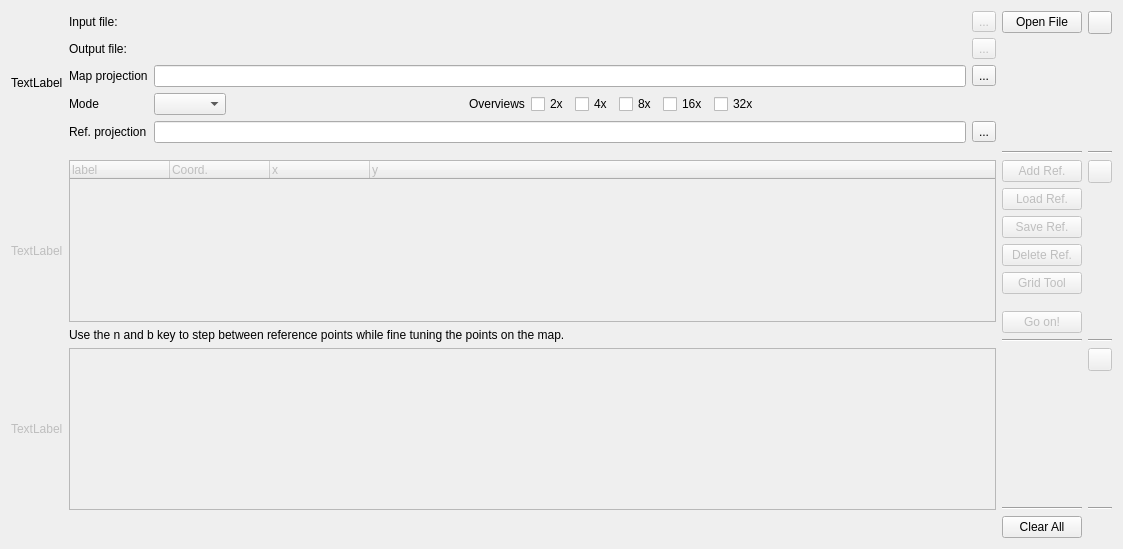
This is src/ICreateMapGeoTiff.ui in ntruchsess/QLandkarteGT as Qt 5 draws it before an edit. The edited form follows.
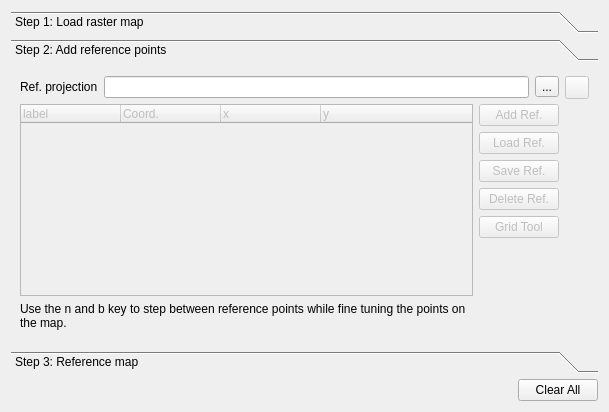
This is the edited form. The open tabs and pages were chosen to show the change. Custom widgets are drawn as their Qt base class.

The edit to the form file:
```diff
--- a/src/ICreateMapGeoTiff.ui
+++ b/src/ICreateMapGeoTiff.ui
@@ -6,25 +6,70 @@
    <rect>
     <x>0</x>
     <y>0</y>
-    <width>1123</width>
-    <height>549</height>
+    <width>609</width>
+    <height>384</height>
    </rect>
   </property>
   <property name="windowTitle">
    <string>Form</string>
   </property>
   <layout class="QGridLayout" name="gridLayout">
-   <item row="0" column="0">
-    <widget class="QLabel" name="labelStep1">
+   <item row="1" column="0">
+    <layout class="QHBoxLayout" name="horizontalLayout_8">
+     <item>
+      <spacer name="horizontalSpacer_4">
+       <property name="orientation">
+        <enum>Qt::Horizontal</enum>
+       </property>
+       <property name="sizeHint" stdset="0">
+        <size>
+         <width>40</width>
+         <height>20</height>
+        </size>
+       </property>
+      </spacer>
+     </item>
+     <item>
+      <widget class="QPushButton" name="pushClearAll">
      <property name="text">
-      <string>TextLabel</string>
+        <string>Clear All</string>
      </property>
     </widget>
    </item>
-   <item row="0" column="1">
-    <layout class="QVBoxLayout">
-     <item>
-      <layout class="QGridLayout">
+    </layout>
+   </item>
+   <item row="0" column="0">
+    <widget class="QToolBox" name="toolBox">
+     <property name="sizePolicy">
+      <sizepolicy hsizetype="Preferred" vsizetype="MinimumExpanding">
+       <horstretch>0</horstretch>
+       <verstretch>0</verstretch>
+      </sizepolicy>
+     </property>
+     <property name="frameShape">
+      <enum>QFrame::NoFrame</enum>
+     </property>
+     <property name="frameShadow">
+      <enum>QFrame::Plain</enum>
+     </property>
+     <widget class="QWidget" name="toolBoxStep1">
+      <property name="geometry">
+       <rect>
+        <x>0</x>
+        <y>0</y>
+        <width>585</width>
+        <height>213</height>
+       </rect>
+      </property>
+      <attribute name="label">
+       <string>Step 1: Load raster map</string>
+      </attribute>
+      <layout class="QGridLayout" name="gridLayout_5">
+       <item row="0" column="0">
+        <layout class="QGridLayout" name="gridLayout_4">
+         <property name="sizeConstraint">
+          <enum>QLayout::SetMinimumSize</enum>
+         </property>
        <item row="0" column="0">
         <widget class="QLabel" name="label_2">
          <property name="sizePolicy">
@@ -39,14 +84,37 @@
         </widget>
        </item>
        <item row="0" column="1">
-        <layout class="QHBoxLayout">
+          <layout class="QHBoxLayout" name="_4">
          <item>
           <widget class="QLabel" name="labelInputFile">
            <property name="text">
             <string/>
            </property>
            <property name="alignment">
-            <set>Qt::AlignLeading|Qt::AlignLeft|Qt::AlignTop</set>
+              <set>Qt::AlignLeading|Qt::AlignLeft|Qt::AlignVCenter</set>
+             </property>
+            </widget>
+           </item>
+           <item>
+            <spacer name="horizontalSpacer_3">
+             <property name="orientation">
+              <enum>Qt::Horizontal</enum>
+             </property>
+             <property name="sizeHint" stdset="0">
+              <size>
+               <width>40</width>
+               <height>20</height>
+              </size>
+             </property>
+            </spacer>
+           </item>
+           <item>
+            <widget class="QToolButton" name="pushOpenFile">
+             <property name="toolTip">
+              <string>open input file</string>
+             </property>
+             <property name="text">
+              <string notr="true">...</string>
            </property>
           </widget>
          </item>
@@ -56,10 +124,7 @@
             <bool>false</bool>
            </property>
            <property name="toolTip">
-            <string>&lt;html&gt;&lt;head&gt;&lt;meta name=&quot;qrichtext&quot; content=&quot;1&quot; /&gt;&lt;style type=&quot;text/css&quot;&gt;
-p, li { white-space: pre-wrap; }
-&lt;/style&gt;&lt;/head&gt;&lt;body style=&quot; font-family:'DejaVu Sans'; font-size:8pt; font-weight:400; font-style:normal;&quot;&gt;
-&lt;p style=&quot; margin-top:0px; margin-bottom:0px; margin-left:0px; margin-right:0px; -qt-block-indent:0; text-indent:0px;&quot;&gt;Reload file&lt;/p&gt;&lt;/body&gt;&lt;/html&gt;</string>
+              <string>reload input file</string>
            </property>
            <property name="text">
             <string>...</string>
@@ -82,7 +147,7 @@
         </widget>
        </item>
        <item row="1" column="1">
-        <layout class="QHBoxLayout">
+          <layout class="QHBoxLayout" name="_5">
          <item>
           <widget class="QLabel" name="labelOutputFile">
            <property name="text">
@@ -95,6 +160,9 @@
            <property name="enabled">
             <bool>false</bool>
            </property>
+             <property name="toolTip">
+              <string>select output file</string>
+             </property>
            <property name="text">
             <string>...</string>
            </property>
@@ -110,7 +178,7 @@
         </widget>
        </item>
        <item row="2" column="1">
-        <layout class="QHBoxLayout">
+          <layout class="QHBoxLayout" name="_6">
          <item>
           <widget class="QLineEdit" name="lineMapProjection"/>
          </item>
@@ -136,33 +204,6 @@
          </property>
         </widget>
        </item>
-       <item row="4" column="0">
-        <widget class="QLabel" name="label_5">
-         <property name="text">
-          <string>Ref. projection</string>
-         </property>
-        </widget>
-       </item>
-       <item row="4" column="1">
-        <layout class="QHBoxLayout" name="horizontalLayout">
-         <item>
-          <widget class="QLineEdit" name="lineGCPProjection"/>
-         </item>
-         <item>
-          <widget class="QToolButton" name="toolGCPProjWizard">
-           <property name="toolTip">
-            <string>&lt;html&gt;&lt;head&gt;&lt;meta name=&quot;qrichtext&quot; content=&quot;1&quot; /&gt;&lt;style type=&quot;text/css&quot;&gt;
-p, li { white-space: pre-wrap; }
-&lt;/style&gt;&lt;/head&gt;&lt;body style=&quot; font-family:'URW Gothic L'; font-size:9pt; font-weight:200; font-style:normal;&quot;&gt;
-&lt;p style=&quot; margin-top:0px; margin-bottom:0px; margin-left:0px; margin-right:0px; -qt-block-indent:0; text-indent:0px;&quot;&gt;Projection Wizard&lt;/p&gt;&lt;/body&gt;&lt;/html&gt;</string>
-           </property>
-           <property name="text">
-            <string>...</string>
-           </property>
-          </widget>
-         </item>
-        </layout>
-       </item>
        <item row="3" column="1">
         <layout class="QHBoxLayout" name="horizontalLayout_2">
          <item>
@@ -181,13 +222,17 @@
            </property>
           </spacer>
          </item>
-         <item>
+          </layout>
+         </item>
+         <item row="4" column="0">
           <widget class="QLabel" name="label_7">
            <property name="text">
             <string>Overviews</string>
            </property>
           </widget>
          </item>
+         <item row="4" column="1">
+          <layout class="QHBoxLayout" name="horizontalLayout_3">
          <item>
           <widget class="QCheckBox" name="check2x">
            <property name="text">
@@ -240,53 +285,7 @@
        </item>
       </layout>
      </item>
-     <item>
-      <spacer>
-       <property name="orientation">
-        <enum>Qt::Vertical</enum>
-       </property>
-       <property name="sizeHint" stdset="0">
-        <size>
-         <width>384</width>
-         <height>41</height>
-        </size>
-       </property>
-      </spacer>
-     </item>
-    </layout>
-   </item>
-   <item row="0" column="2">
-    <layout class="QVBoxLayout">
-     <item>
-      <widget class="QPushButton" name="pushOpenFile">
-       <property name="text">
-        <string>Open File</string>
-       </property>
-      </widget>
-     </item>
-     <item>
-      <spacer>
-       <property name="orientation">
-        <enum>Qt::Vertical</enum>
-       </property>
-       <property name="sizeHint" stdset="0">
-        <size>
-         <width>20</width>
-         <height>40</height>
-        </size>
-       </property>
-      </spacer>
-     </item>
-     <item>
-      <widget class="Line" name="line_6">
-       <property name="orientation">
-        <enum>Qt::Horizontal</enum>
-       </property>
-      </widget>
-     </item>
-    </layout>
-   </item>
-   <item row="0" column="3">
+       <item row="0" column="1">
     <layout class="QVBoxLayout">
      <item>
       <widget class="CHelpButton" name="helpStep1">
@@ -308,38 +307,87 @@
        </property>
       </spacer>
      </item>
-     <item>
-      <widget class="Line" name="line">
-       <property name="orientation">
-        <enum>Qt::Horizontal</enum>
-       </property>
-      </widget>
-     </item>
     </layout>
    </item>
    <item row="1" column="0">
-    <widget class="QLabel" name="labelStep2">
-     <property name="enabled">
-      <bool>false</bool>
-     </property>
+        <spacer name="verticalSpacer_4">
+         <property name="orientation">
+          <enum>Qt::Vertical</enum>
+         </property>
+         <property name="sizeHint" stdset="0">
+          <size>
+           <width>20</width>
+           <height>6</height>
+          </size>
+         </property>
+        </spacer>
+       </item>
+      </layout>
+     </widget>
+     <widget class="QWidget" name="toolBoxStep2">
+      <property name="geometry">
+       <rect>
+        <x>0</x>
+        <y>0</y>
+        <width>578</width>
+        <height>319</height>
+       </rect>
+      </property>
+      <attribute name="label">
+       <string>Step 2: Add reference points</string>
+      </attribute>
+      <layout class="QGridLayout" name="gridLayout_6">
+       <item row="0" column="0">
+        <layout class="QVBoxLayout" name="verticalLayout_2">
+         <property name="sizeConstraint">
+          <enum>QLayout::SetMinimumSize</enum>
+         </property>
+         <item>
+          <layout class="QHBoxLayout" name="horizontalLayout_4">
+           <item>
+            <widget class="QLabel" name="label_5">
      <property name="text">
-      <string>TextLabel</string>
+              <string>Ref. projection</string>
      </property>
     </widget>
    </item>
-   <item row="1" column="1">
-    <layout class="QVBoxLayout" name="verticalLayout">
      <item>
+            <widget class="QLineEdit" name="lineGCPProjection"/>
+           </item>
+           <item>
+            <widget class="QToolButton" name="toolGCPProjWizard">
+             <property name="toolTip">
+              <string>&lt;html&gt;&lt;head&gt;&lt;meta name=&quot;qrichtext&quot; content=&quot;1&quot; /&gt;&lt;style type=&quot;text/css&quot;&gt;
+p, li { white-space: pre-wrap; }
+&lt;/style&gt;&lt;/head&gt;&lt;body style=&quot; font-family:'URW Gothic L'; font-size:9pt; font-weight:200; font-style:normal;&quot;&gt;
+&lt;p style=&quot; margin-top:0px; margin-bottom:0px; margin-left:0px; margin-right:0px; -qt-block-indent:0; text-indent:0px;&quot;&gt;Projection Wizard&lt;/p&gt;&lt;/body&gt;&lt;/html&gt;</string>
+             </property>
+             <property name="text">
+              <string>...</string>
+             </property>
+            </widget>
+           </item>
+          </layout>
+         </item>
+         <item>
+          <layout class="QGridLayout" name="gridLayout_3">
+           <item row="0" column="0">
       <widget class="QTreeWidget" name="treeWidget">
        <property name="enabled">
         <bool>false</bool>
        </property>
        <property name="sizePolicy">
-        <sizepolicy hsizetype="Expanding" vsizetype="Expanding">
+              <sizepolicy hsizetype="Expanding" vsizetype="MinimumExpanding">
          <horstretch>0</horstretch>
          <verstretch>0</verstretch>
         </sizepolicy>
        </property>
+             <property name="minimumSize">
+              <size>
+               <width>0</width>
+               <height>150</height>
+              </size>
+             </property>
        <property name="selectionMode">
         <enum>QAbstractItemView::ExtendedSelection</enum>
        </property>
@@ -365,16 +413,7 @@
        </column>
       </widget>
      </item>
-     <item>
-      <widget class="QLabel" name="label_6">
-       <property name="text">
-        <string>Use the n and b key to step between reference points while fine tuning the points on the map.</string>
-       </property>
-      </widget>
-     </item>
-    </layout>
-   </item>
-   <item row="1" column="2">
+           <item row="0" column="1">
     <layout class="QVBoxLayout">
      <item>
       <widget class="QPushButton" name="pushAddRef">
@@ -434,31 +473,34 @@
        <property name="sizeHint" stdset="0">
         <size>
          <width>20</width>
-         <height>40</height>
+                 <height>1</height>
         </size>
        </property>
       </spacer>
      </item>
-     <item>
-      <widget class="QPushButton" name="pushGoOn">
-       <property name="enabled">
-        <bool>false</bool>
+            </layout>
+           </item>
+           <item row="1" column="0">
+            <widget class="QLabel" name="label_6">
+             <property name="sizePolicy">
+              <sizepolicy hsizetype="Preferred" vsizetype="MinimumExpanding">
+               <horstretch>0</horstretch>
+               <verstretch>0</verstretch>
+              </sizepolicy>
        </property>
        <property name="text">
-        <string>Go on!</string>
-       </property>
-      </widget>
-     </item>
-     <item>
-      <widget class="Line" name="line_5">
-       <property name="orientation">
-        <enum>Qt::Horizontal</enum>
+              <string>Use the n and b key to step between reference points while fine tuning the points on the map.</string>
+             </property>
+             <property name="wordWrap">
+              <bool>true</bool>
        </property>
       </widget>
      </item>
     </layout>
    </item>
-   <item row="1" column="3">
+        </layout>
+       </item>
+       <item row="0" column="1">
     <layout class="QVBoxLayout">
      <item>
       <widget class="CHelpButton" name="helpStep2">
@@ -478,31 +520,74 @@
        <property name="sizeHint" stdset="0">
         <size>
          <width>20</width>
-         <height>40</height>
+             <height>1</height>
         </size>
        </property>
       </spacer>
      </item>
+        </layout>
+       </item>
+       <item row="1" column="0">
+        <spacer name="verticalSpacer_5">
+         <property name="orientation">
+          <enum>Qt::Vertical</enum>
+         </property>
+         <property name="sizeHint" stdset="0">
+          <size>
+           <width>20</width>
+           <height>6</height>
+          </size>
+         </property>
+        </spacer>
+       </item>
+      </layout>
+     </widget>
+     <widget class="QWidget" name="toolBoxStep3">
+      <property name="geometry">
+       <rect>
+        <x>0</x>
+        <y>0</y>
+        <width>593</width>
+        <height>302</height>
+       </rect>
+      </property>
+      <attribute name="label">
+       <string>Step 3: Reference map</string>
+      </attribute>
+      <layout class="QGridLayout" name="gridLayout_2">
+       <item row="0" column="0">
+        <layout class="QVBoxLayout" name="verticalLayout">
+         <property name="sizeConstraint">
+          <enum>QLayout::SetMinimumSize</enum>
+         </property>
      <item>
-      <widget class="Line" name="line_2">
+          <layout class="QHBoxLayout" name="horizontalLayout">
+           <item>
+            <spacer name="horizontalSpacer_5">
        <property name="orientation">
         <enum>Qt::Horizontal</enum>
        </property>
-      </widget>
-     </item>
-    </layout>
-   </item>
-   <item row="2" column="0">
-    <widget class="QLabel" name="labelStep3">
+             <property name="sizeHint" stdset="0">
+              <size>
+               <width>40</width>
+               <height>20</height>
+              </size>
+             </property>
+            </spacer>
+           </item>
+           <item>
+            <widget class="QPushButton" name="pushGoOn">
      <property name="enabled">
       <bool>false</bool>
      </property>
      <property name="text">
-      <string>TextLabel</string>
+              <string>Go on!</string>
      </property>
     </widget>
    </item>
-   <item row="2" column="1">
+          </layout>
+         </item>
+         <item>
     <widget class="QTextBrowser" name="textBrowser">
      <property name="enabled">
       <bool>false</bool>
@@ -512,31 +597,9 @@
      </property>
     </widget>
    </item>
-   <item row="2" column="2">
-    <layout class="QVBoxLayout">
-     <item>
-      <spacer>
-       <property name="orientation">
-        <enum>Qt::Vertical</enum>
-       </property>
-       <property name="sizeHint" stdset="0">
-        <size>
-         <width>20</width>
-         <height>40</height>
-        </size>
-       </property>
-      </spacer>
-     </item>
-     <item>
-      <widget class="Line" name="line_4">
-       <property name="orientation">
-        <enum>Qt::Horizontal</enum>
-       </property>
-      </widget>
-     </item>
-    </layout>
-   </item>
-   <item row="2" column="3">
+        </layout>
+       </item>
+       <item row="0" column="1">
     <layout class="QVBoxLayout">
      <item>
       <widget class="CHelpButton" name="helpStep3">
@@ -561,36 +624,23 @@
        </property>
       </spacer>
      </item>
-     <item>
-      <widget class="Line" name="line_3">
-       <property name="orientation">
-        <enum>Qt::Horizontal</enum>
-       </property>
-      </widget>
-     </item>
-    </layout>
-   </item>
-   <item row="3" column="1">
-    <spacer>
+        </layout>
+       </item>
+       <item row="1" column="0">
+        <spacer name="verticalSpacer_6">
      <property name="orientation">
-      <enum>Qt::Horizontal</enum>
-     </property>
-     <property name="sizeType">
-      <enum>QSizePolicy::MinimumExpanding</enum>
+          <enum>Qt::Vertical</enum>
      </property>
      <property name="sizeHint" stdset="0">
       <size>
-       <width>40</width>
-       <height>20</height>
+           <width>20</width>
+           <height>29</height>
       </size>
      </property>
     </spacer>
    </item>
-   <item row="3" column="2">
-    <widget class="QPushButton" name="pushClearAll">
-     <property name="text">
-      <string>Clear All</string>
-     </property>
+      </layout>
+     </widget>
     </widget>
    </item>
   </layout>
```
Lines whose indentation alone changed are shown as unchanged.
